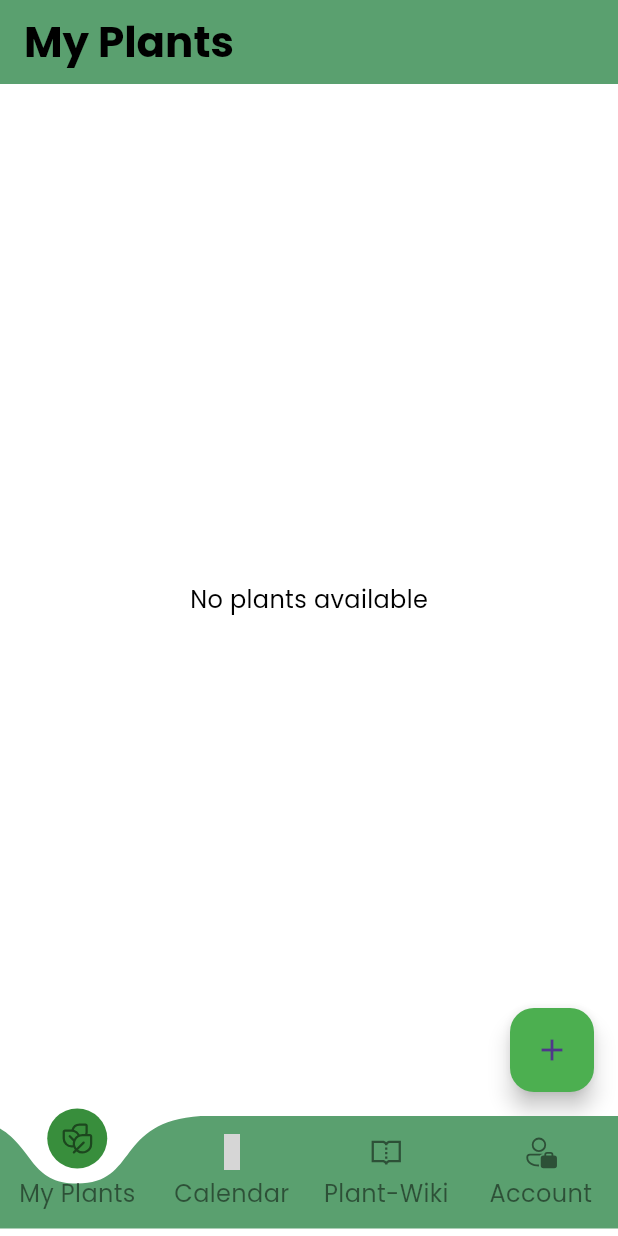
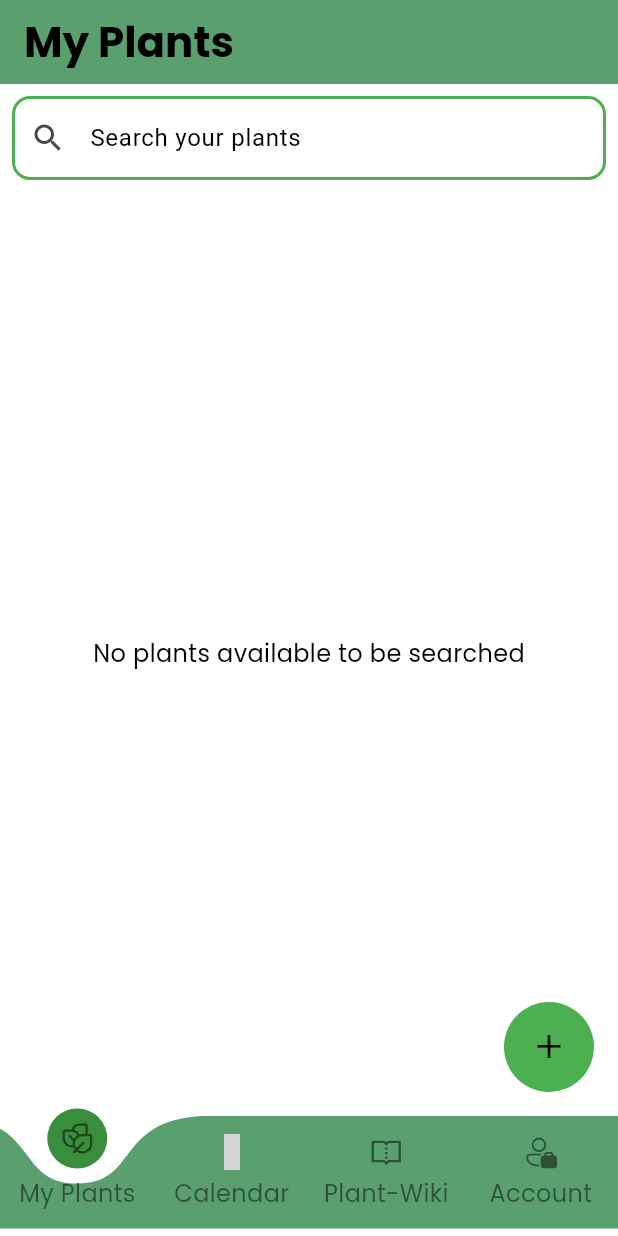
Before and after one commit to GeroStoewe/plant_friends, a Flutter app: the screen it shows after launch, on a phone screen of 412 x 824 dp. Run offline on Flutter 3.47's test engine with Material 3 defaults, Android fonts, the phone set to English and light mode, and no system bars; drawn by our look-alikes of curved_labeled_navigation_bar; our stand-ins replace firebase_core, firebase_database, fluentui_system_icons, line_icons; accounts and stored records are empty; grey boxes are pictures that could not be loaded.

Commit message:
Added a search bar using API of registered plants and modified plus button in circle form.

```diff
--- a/lib/plants/my_plants_details_page.dart
+++ b/lib/plants/my_plants_details_page.dart
@@ -214,8 +214,3 @@ class _MyPlantsDetailsPage extends State<MyPlantsDetailsPage> {
     }
   }
 }
-/// TODO: Add a photo to solve dark background color in dark mode.
-/// TODO: add photo function when you call onTap function. Use icon button or elevated button
-/// TODO: add search bar to find the saved plants using API
-/// TODO: add edit symbol to the plant widget
-/// TODO: change the structure of delete and edit functions.
--- a/lib/plants/my_plants_page.dart
+++ b/lib/plants/my_plants_page.dart
@@ -29,13 +29,17 @@ class _MyPlantsPageState extends State<MyPlantsPage> {
   final TextEditingController _edtScienceNameController =
       TextEditingController();
   final TextEditingController _edtDateController = TextEditingController();
+  final TextEditingController _searchController = TextEditingController();
 
   late StreamSubscription<DatabaseEvent> _plantSubscription;
   List<Plant> plantList = [];
+  List<Plant> filteredPlantList = [];
 
   @override
   void initState() {
     super.initState();
+
+    _searchController.addListener(_onSearchChanged);
 
     _plantSubscription = dbRef.child("Plants").onValue.listen((event) {
       final List<Plant> updatedPlantList = [];
@@ -51,16 +55,26 @@ class _MyPlantsPageState extends State<MyPlantsPage> {
 
       setState(() {
         plantList = updatedPlantList;
+        filteredPlantList = updatedPlantList;
       });
     });
   }
 
   @override
   void dispose() {
-    _plantSubscription
-        .cancel(); // Cancel the stream subscription when disposing the widget
+    _plantSubscription.cancel();
+    _searchController.removeListener(_onSearchChanged);
+    _searchController.dispose();
     super.dispose();
   }
+
+  void _onSearchChanged(){
+    setState(() {
+      filteredPlantList = plantList.where((plant) => plant.plantData!.name!.toLowerCase().contains(_searchController.text.toLowerCase()) ||
+          plant.plantData!.scienceName!.toLowerCase().contains(_searchController.text.toLowerCase())).toList();
+    });
+  }
+
 /*
   void deletePlant(Plant plant) {
     dbRef.child("Plants").child(plant.key!).remove().then((value) {
@@ -92,21 +106,68 @@ class _MyPlantsPageState extends State<MyPlantsPage> {
           style: Theme.of(context).textTheme.headlineMedium,
         ),
       ),
-      body: plantList.isEmpty
-          ? const Center(child: Text("No plants available"))
-          : ListView.builder(
-              itemCount: plantList.length,
-              itemBuilder: (context, index) {
-                return plantWidget(plantList[index]);
-              },
+      body: Column(
+        children: [
+          Padding(padding: const EdgeInsets.all(8.0),
+          child: TextField(
+            controller: _searchController,
+            decoration: InputDecoration(
+              labelText: "Search your plants",
+              labelStyle: const TextStyle(color: Colors.black),
+              prefixIcon: const Icon(Icons.search),
+              enabledBorder: OutlineInputBorder(
+                borderSide: const BorderSide(
+                    color: Colors.green,
+                    width: 2.0
+                ),
+                borderRadius: BorderRadius.circular(12.0),
+              ),
+              // Change the border color when the search bar is focused
+              focusedBorder: OutlineInputBorder(
+                borderSide: const BorderSide(
+                    color: Colors.green,
+                    width: 2.0
+                ),
+                borderRadius: BorderRadius.circular(12.0),
+              ),
             ),
-      floatingActionButton: FloatingActionButton(
-        onPressed: () {
+          ),
+        ),
+          Expanded(
+            child: filteredPlantList.isEmpty
+                ? const Center(child:Text("No plants available to be searched"))
+                : ListView.builder(
+                itemCount: filteredPlantList.length,
+                itemBuilder: (context, index) {
+                  return plantWidget(filteredPlantList[index]);
+                },
+              ),
+          )
+        ],
+      ),
+      floatingActionButton: GestureDetector(
+        onTap: () {
           plantDialog();
         },
-        backgroundColor: Colors.green,
-        child: const Icon(Icons.add),
+        child: Container(
+          width: 60,
+            height: 60,
+            decoration: const BoxDecoration(
+              color: Colors.green,
+              shape: BoxShape.circle,
+            ),
+        child: const Center(
+              child: Text(
+                '+',
+            style: TextStyle(
+              fontSize: 30,
+              fontWeight: FontWeight.w200,
+              color: Colors.black,
+            ),
+          ),
+        ),
       ),
+    ),
     );
   }
 
@@ -283,3 +344,7 @@ class _MyPlantsPageState extends State<MyPlantsPage> {
     );
   }
 }
+/// TODO: Add a photo to solve dark background color in dark mode.
+/// TODO: add photo function when you call onTap function. Use icon button or elevated button
+/// TODO: add edit symbol to the plant widget
+/// TODO: change the structure of delete and edit functions.
```
